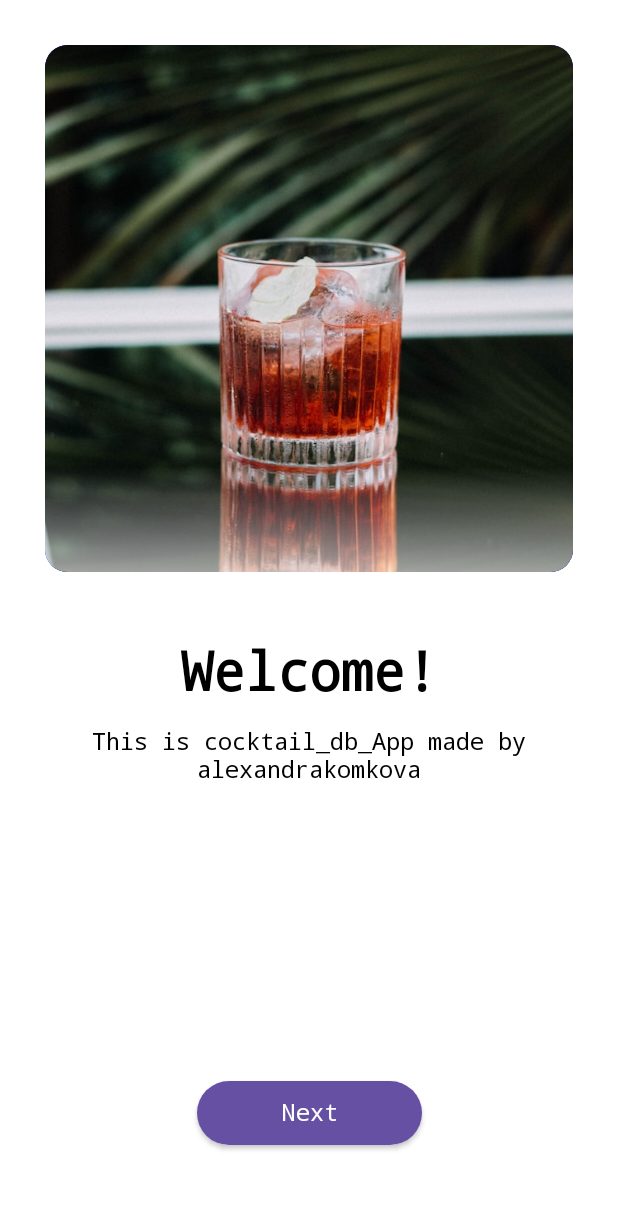
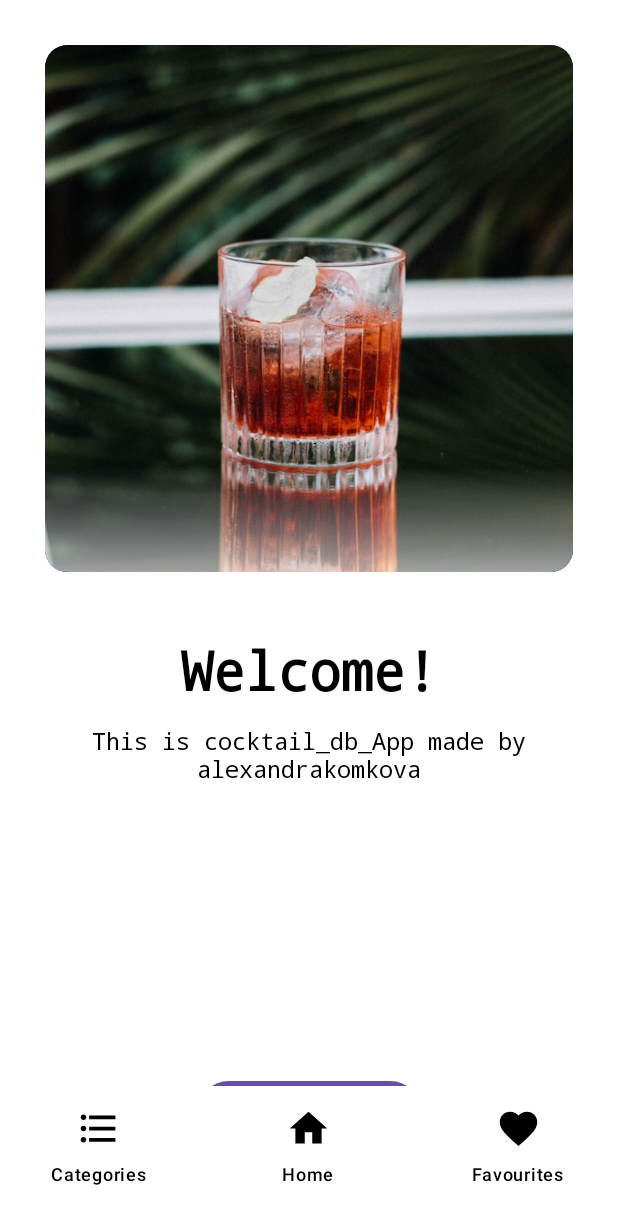
Before and after one commit to alexandrakomkova/cocktail_db, an Android app built with Jetpack Compose: the RandomCocktailRoute screen opened through its navigation route, on a phone screen of 412 x 824 dp. Shown: the top 1224 px of the screen. Run offline under Robolectric (Android 15) with nearby library versions, the phone set to English and light mode, and no system bars; our stand-ins replace livedata-compose.

Commit message:
add bottom navigation bar

```diff
--- a/app/build.gradle.kts
+++ b/app/build.gradle.kts
@@ -91,6 +91,4 @@ dependencies {
 
 		implementation("androidx.activity:activity-ktx:1.8.2")
 		implementation("androidx.compose.runtime:runtime-livedata:1.6.4")
-
-
 }
--- a/app/src/main/java/com/example/cocktail_db/MainActivity.kt
+++ b/app/src/main/java/com/example/cocktail_db/MainActivity.kt
@@ -9,17 +9,8 @@ import androidx.annotation.RequiresExtension
 import androidx.compose.foundation.layout.fillMaxSize
 import androidx.compose.material3.MaterialTheme
 import androidx.compose.material3.Surface
-import androidx.compose.runtime.LaunchedEffect
 import androidx.compose.ui.Modifier
-import androidx.navigation.compose.NavHost
-import androidx.navigation.compose.composable
-import androidx.navigation.compose.rememberNavController
-import com.example.cocktail_db.core.Constants
-import com.example.cocktail_db.presentation.navigation.CategoriesRoute
-import com.example.cocktail_db.presentation.navigation.CocktailsByCategoryRoute
-import com.example.cocktail_db.presentation.navigation.OnboardingRoute
-import com.example.cocktail_db.presentation.navigation.RandomCocktailRoute
-import com.example.cocktail_db.presentation.onboarding_screen.OnboardingResult
+import com.example.cocktail_db.presentation.navigation.AppNavigation
 import com.example.cocktail_db.presentation.onboarding_screen.OnboardingStorage
 import com.example.cocktail_db.ui.theme.Cocktail_dbTheme
 
@@ -31,6 +22,7 @@ class MainActivity : ComponentActivity() {
 				super.onCreate(savedInstanceState)
 				setContent {
 						Cocktail_dbTheme {
+
 								Surface(
 										modifier = Modifier.fillMaxSize(),
 										color = MaterialTheme.colorScheme.background
@@ -40,49 +32,10 @@ class MainActivity : ComponentActivity() {
 										// RandomCocktailScreen(viewModel = viewModel, state = viewModel.state.value)
 										storage = OnboardingStorage()
 
-
-										val navController = rememberNavController()
-										NavHost(
-												navController = navController,
-												startDestination = Constants.CATEGORIES_NAV_KEY,
-										) {
-												composable(Constants.RANDOM_COCKTAIL_NAV_KEY) { backStackEntry ->
-														RandomCocktailRoute(
-																onboardingStorage = storage,
-																savedStateHandle = backStackEntry.savedStateHandle,
-																toOnboarding = {
-																		navController.navigate(Constants.ONBOARDING_NAV_KEY)
-																},
-																onOnboardingCancelled = {
-																		this@MainActivity.finish()
-																}
-														)
-												}
-												composable(Constants.ONBOARDING_NAV_KEY) {
-														LaunchedEffect(key1 = Unit) {
-																navController.previousBackStackEntry?.savedStateHandle?.set(
-																		Constants.ONBOARDING_NAV_KEY,
-																		OnboardingResult.Cancelled,
-																)
-														}
-														OnboardingRoute(
-																onboardingStorage = storage,
-																popBackStack = { navController.popBackStack() },
-														)
-												}
-
-
-												composable(Constants.CATEGORIES_NAV_KEY) {
-														CategoriesRoute(navController)
-												}
-												composable(Constants.HOME_NAV_KEY) {}
-												composable(Constants.FAVOURITE_NAV_KEY) {}
-												composable(
-														Constants.COCKTAIL_BY_CATEGORY_NAV_KEY + "/{" + Constants.COCKTAIL_CATEGORY_NAME_PARAM + "}"
-												) {
-														CocktailsByCategoryRoute()
-												}
-										}
+										AppNavigation(
+												mainActivity = this@MainActivity,
+												storage = storage
+										)
 								}
 						}
 				}
--- a/app/src/main/java/com/example/cocktail_db/core/Constants.kt
+++ b/app/src/main/java/com/example/cocktail_db/core/Constants.kt
@@ -6,7 +6,7 @@ object Constants {
 		const val ONBOARDING_NAV_KEY = "onboarding_screen"
 		const val RANDOM_COCKTAIL_NAV_KEY = "random_cocktail_screen"
 		const val CATEGORIES_NAV_KEY = "categories_screen"
-		const val FAVOURITE_NAV_KEY = "favourite_screen"
+		const val FAVOURITE_NAV_KEY = "favourites_screen"
 		const val HOME_NAV_KEY = "home_screen"
 		const val COCKTAIL_BY_CATEGORY_NAV_KEY = "cocktails_by_category_screen"
 
--- /dev/null
+++ b/app/src/main/java/com/example/cocktail_db/presentation/navigation/AppNavigation.kt
@@ -0,0 +1,113 @@
+package com.example.cocktail_db.presentation.navigation
+
+import android.os.Build
+import androidx.annotation.RequiresExtension
+import androidx.compose.foundation.layout.RowScope
+import androidx.compose.foundation.layout.padding
+import androidx.compose.foundation.layout.size
+import androidx.compose.material3.Icon
+import androidx.compose.material3.NavigationBar
+import androidx.compose.material3.NavigationBarItem
+import androidx.compose.material3.NavigationBarItemDefaults
+import androidx.compose.material3.Scaffold
+import androidx.compose.material3.Text
+import androidx.compose.runtime.Composable
+import androidx.compose.runtime.getValue
+import androidx.compose.ui.Modifier
+import androidx.compose.ui.graphics.Color
+import androidx.compose.ui.res.painterResource
+import androidx.compose.ui.unit.dp
+import androidx.navigation.NavController
+import androidx.navigation.NavDestination
+import androidx.navigation.NavDestination.Companion.hierarchy
+import androidx.navigation.NavGraph.Companion.findStartDestination
+import androidx.navigation.NavHostController
+import androidx.navigation.compose.currentBackStackEntryAsState
+import androidx.navigation.compose.rememberNavController
+import com.example.cocktail_db.MainActivity
+import com.example.cocktail_db.presentation.onboarding_screen.OnboardingStorage
+import com.example.cocktail_db.ui.theme.Purple40
+
+@RequiresExtension(extension = Build.VERSION_CODES.S, version = 7)
+@Composable
+fun AppNavigation(
+		mainActivity: MainActivity,
+		storage: OnboardingStorage,
+) {
+		val navController: NavHostController = rememberNavController()
+
+
+		Scaffold(
+				bottomBar = {
+						BottomNavBar(navController)
+				},
+				containerColor = Color.White
+		) { paddingValues ->
+				BottomBarNavHost(
+						navController,
+						storage,
+						mainActivity,
+						paddingValues
+				)
+		}
+}
+
+@Composable
+fun BottomNavBar(
+		navController: NavController
+) {
+		NavigationBar(
+				modifier = Modifier.padding(bottom = 20.dp),
+				containerColor = Color.White
+		) {
+				val navBackStackEntry by navController.currentBackStackEntryAsState()
+				val currentDestination = navBackStackEntry?.destination
+
+				listOfNavItems.forEach { navItem ->
+						AddItem(
+								navItem = navItem,
+								currentDestination = currentDestination,
+								navController = navController
+						)
+				}
+
+		}
+}
+
+@Composable
+fun RowScope.AddItem(
+		navItem: NavBarItem,
+		currentDestination: NavDestination?,
+		navController: NavController
+) {
+		NavigationBarItem(
+				selected = currentDestination?.hierarchy?.any { it.route == navItem.route } == true,
+				onClick = {
+						navController.navigate(navItem.route) {
+								popUpTo(navController.graph.findStartDestination().id) { saveState = true }
+								launchSingleTop = true
+								restoreState = true
+						}
+				},
+				icon = {
+						Icon(
+								painter = painterResource(id = navItem.icon),
+								contentDescription = navItem.label,
+								modifier = Modifier.size(30.dp)
+						)
+				},
+				label = {
+						Text(
+								text = navItem.label,
+						)
+				},
+				alwaysShowLabel = true,
+				colors = NavigationBarItemDefaults.colors(
+						selectedIconColor = Purple40,
+						selectedTextColor = Purple40,
+						unselectedIconColor = Color.Black,
+						unselectedTextColor = Color.Black,
+						indicatorColor = Color.White
+				)
+		)
+}
--- /dev/null
+++ b/app/src/main/java/com/example/cocktail_db/presentation/navigation/BottomBarNavHost.kt
@@ -0,0 +1,67 @@
+package com.example.cocktail_db.presentation.navigation
+
+import android.os.Build
+import androidx.annotation.RequiresExtension
+import androidx.compose.foundation.layout.PaddingValues
+import androidx.compose.runtime.Composable
+import androidx.compose.runtime.LaunchedEffect
+import androidx.navigation.NavHostController
+import androidx.navigation.compose.NavHost
+import androidx.navigation.compose.composable
+import com.example.cocktail_db.MainActivity
+import com.example.cocktail_db.core.Constants
+import com.example.cocktail_db.presentation.onboarding_screen.OnboardingResult
+import com.example.cocktail_db.presentation.onboarding_screen.OnboardingStorage
+
+@RequiresExtension(extension = Build.VERSION_CODES.S, version = 7)
+@Composable
+fun BottomBarNavHost(
+		navController: NavHostController,
+		storage: OnboardingStorage,
+		mainActivity: MainActivity,
+		paddingValues: PaddingValues
+
+) {
+		NavHost(
+				navController = navController,
+				startDestination = Constants.CATEGORIES_NAV_KEY,
+		) {
+				composable(Constants.RANDOM_COCKTAIL_NAV_KEY) { backStackEntry ->
+						RandomCocktailRoute(
+								onboardingStorage = storage,
+								savedStateHandle = backStackEntry.savedStateHandle,
+								toOnboarding = {
+										navController.navigate(Constants.ONBOARDING_NAV_KEY)
+								},
+								onOnboardingCancelled = {
+										mainActivity.finish()
+
+								}
+						)
+				}
+				composable(Constants.ONBOARDING_NAV_KEY) {
+						LaunchedEffect(key1 = Unit) {
+								navController.previousBackStackEntry?.savedStateHandle?.set(
+										Constants.ONBOARDING_NAV_KEY,
+										OnboardingResult.Cancelled,
+								)
+						}
+						OnboardingRoute(
+								onboardingStorage = storage,
+								popBackStack = { navController.popBackStack() },
+						)
+				}
+
+
+				composable(Constants.CATEGORIES_NAV_KEY) {
+						CategoriesRoute(navController)
+				}
+				composable(Constants.HOME_NAV_KEY) {}
+				composable(Constants.FAVOURITE_NAV_KEY) {}
+				composable(
+						Constants.COCKTAIL_BY_CATEGORY_NAV_KEY + "/{" + Constants.COCKTAIL_CATEGORY_NAME_PARAM + "}"
+				) {
+						CocktailsByCategoryRoute()
+				}
+		}
+}
--- /dev/null
+++ b/app/src/main/res/drawable/baseline_favorite_24.xml
@@ -0,0 +1,5 @@
+<vector xmlns:android="http://schemas.android.com/apk/res/android" android:height="24dp" android:tint="#000000" android:viewportHeight="24" android:viewportWidth="24" android:width="24dp">
+
+    <path android:fillColor="@android:color/white" android:pathData="M12,21.35l-1.45,-1.32C5.4,15.36 2,12.28 2,8.5 2,5.42 4.42,3 7.5,3c1.74,0 3.41,0.81 4.5,2.09C13.09,3.81 14.76,3 16.5,3 19.58,3 22,5.42 22,8.5c0,3.78 -3.4,6.86 -8.55,11.54L12,21.35z"/>
+
+</vector>
--- /dev/null
+++ b/app/src/main/res/drawable/baseline_format_list_bulleted_24.xml
@@ -0,0 +1,5 @@
+<vector xmlns:android="http://schemas.android.com/apk/res/android" android:autoMirrored="true" android:height="24dp" android:tint="#000000" android:viewportHeight="24" android:viewportWidth="24" android:width="24dp">
+
+    <path android:fillColor="@android:color/white" android:pathData="M4,10.5c-0.83,0 -1.5,0.67 -1.5,1.5s0.67,1.5 1.5,1.5 1.5,-0.67 1.5,-1.5 -0.67,-1.5 -1.5,-1.5zM4,4.5c-0.83,0 -1.5,0.67 -1.5,1.5S3.17,7.5 4,7.5 5.5,6.83 5.5,6 4.83,4.5 4,4.5zM4,16.5c-0.83,0 -1.5,0.68 -1.5,1.5s0.68,1.5 1.5,1.5 1.5,-0.68 1.5,-1.5 -0.67,-1.5 -1.5,-1.5zM7,19h14v-2L7,17v2zM7,13h14v-2L7,11v2zM7,5v2h14L21,5L7,5z"/>
+
+</vector>
--- /dev/null
+++ b/app/src/main/res/drawable/baseline_home_24.xml
@@ -0,0 +1,5 @@
+<vector xmlns:android="http://schemas.android.com/apk/res/android" android:height="24dp" android:tint="#000000" android:viewportHeight="24" android:viewportWidth="24" android:width="24dp">
+
+    <path android:fillColor="@android:color/white" android:pathData="M10,20v-6h4v6h5v-8h3L12,3 2,12h3v8z"/>
+
+</vector>
```
Also changed, not shown: app/src/main/java/com/example/cocktail_db/domain/use_case/BaseUseCase.kt (added, +47 -0 lines), app/src/main/java/com/example/cocktail_db/presentation/navigation/NavBarItem.kt (added, +29 -0 lines).
